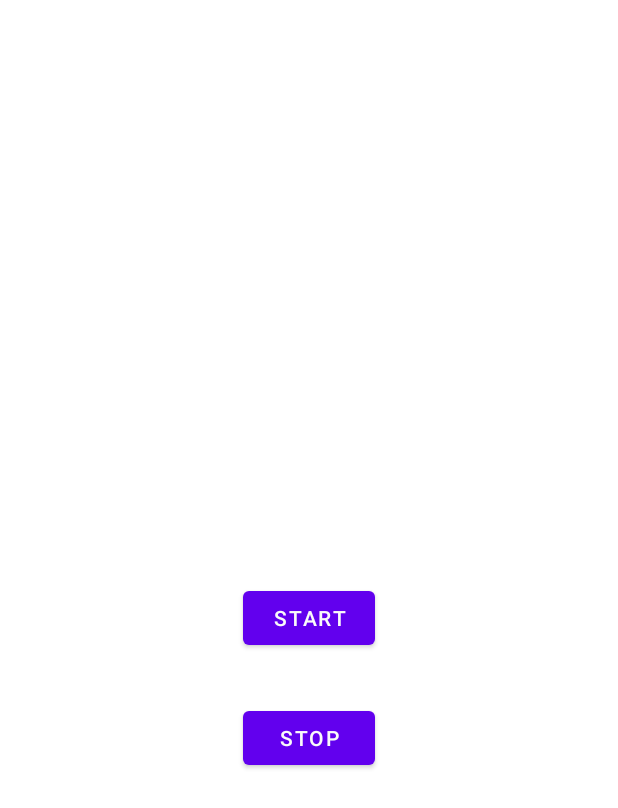
After one commit to Vaiki/TMSHW, an Android app: the fragment PlayerFragment placed in its activity, on a phone screen of 412 x 824 dp. The commit adds this screen. Shown: the top 808 px of the screen. Run offline under Robolectric (Android 15) with nearby library versions, the phone set to English and light mode, and no system bars; our stand-ins replace data binding; Roboto replaces fonts that are not available here.

Commit message:
using mediaPlayer in Service

```diff
--- a/app/src/main/AndroidManifest.xml
+++ b/app/src/main/AndroidManifest.xml
@@ -18,6 +18,7 @@
                 <category android:name="android.intent.category.LAUNCHER" />
             </intent-filter>
         </activity>
+        <service android:name=".tasks.player.MyService" />
 
         <meta-data
             android:name="preloaded_fonts"
--- a/app/src/main/java/com/example/tmshw/recyclerView/TaskRVFragment.kt
+++ b/app/src/main/java/com/example/tmshw/recyclerView/TaskRVFragment.kt
@@ -22,8 +22,8 @@ class TaskRVFragment : Fragment() {
         binding =
             DataBindingUtil.inflate(inflater, R.layout.fragment_recycler_view, container, false)
         val taskList = mutableListOf<Task>(
-            Task(1,"Arithmetic"), Task(2,"Timer"), Task(3,"Dolgunec"), Task(4,""), Task(5,""),
-            Task(6,""), Task(7,""), Task(8,"")
+            Task(1,"Arithmetic"), Task(2,"Timer"), Task(3,"Dolgunec"), Task(4,"Flags"), Task(5,"ViewModel"),
+            Task(6,"Player"), Task(7,""), Task(8,"")
         )
 
         val adapter = MyRecyclerViewAdapter(taskList)
--- /dev/null
+++ b/app/src/main/java/com/example/tmshw/tasks/player/PlayerFragment.kt
@@ -0,0 +1,45 @@
+package com.example.tmshw.tasks.player
+
+import android.content.Intent
+import android.os.Bundle
+import androidx.fragment.app.Fragment
+import android.view.LayoutInflater
+import android.view.View
+import android.view.ViewGroup
+import androidx.appcompat.app.AppCompatActivity
+import androidx.databinding.DataBindingUtil
+import com.example.tmshw.R
+import com.example.tmshw.databinding.FragmentPlayerBinding
+
+
+class PlayerFragment : Fragment() {
+
+    lateinit var binding: FragmentPlayerBinding
+    override fun onCreateView(
+        inflater: LayoutInflater, container: ViewGroup?,
+        savedInstanceState: Bundle?,
+    ): View? {
+        binding = DataBindingUtil.inflate(inflater, R.layout.fragment_player, container, false)
+
+        binding.btnStart.setOnClickListener {
+            Intent(it.context as AppCompatActivity, MyService::class.java).also { it ->
+                (context as AppCompatActivity).startService(it)
+                binding.tvPlayer.text = getString(R.string.play)
+                binding.btnStart.isEnabled = false
+            }
+        }
+        binding.btnStop.setOnClickListener {
+            Intent(it.context as AppCompatActivity, MyService::class.java).also { it ->
+                (context as AppCompatActivity).stopService(it)
+                binding.tvPlayer.text = getString(R.string.stop)
+                binding.btnStart.isEnabled = true
+            }
+        }
+
+
+        // Inflate the layout for this fragment
+        return binding.root
+    }
+
+
+}
--- /dev/null
+++ b/app/src/main/res/layout/fragment_player.xml
@@ -0,0 +1,41 @@
+<?xml version="1.0" encoding="utf-8"?>
+<layout xmlns:android="http://schemas.android.com/apk/res/android"
+    xmlns:app="http://schemas.android.com/apk/res-auto"
+    xmlns:tools="http://schemas.android.com/tools">
+
+    <androidx.constraintlayout.widget.ConstraintLayout
+        android:layout_width="match_parent"
+        android:layout_height="match_parent"
+        tools:context=".tasks.player.PlayerFragment">
+
+        <Button
+            android:id="@+id/btnStart"
+            android:layout_width="wrap_content"
+            android:layout_height="wrap_content"
+            android:text="START"
+            app:layout_constraintBottom_toBottomOf="parent"
+            app:layout_constraintEnd_toEndOf="parent"
+            app:layout_constraintStart_toStartOf="parent"
+            app:layout_constraintTop_toTopOf="parent" />
+
+        <Button
+            android:id="@+id/btnStop"
+            android:layout_width="wrap_content"
+            android:layout_height="wrap_content"
+            android:layout_marginTop="32dp"
+            android:text="STOP"
+            app:layout_constraintEnd_toEndOf="parent"
+            app:layout_constraintStart_toStartOf="parent"
+            app:layout_constraintTop_toBottomOf="@+id/btnStart" />
+
+        <TextView
+            android:id="@+id/tv_player"
+            android:layout_width="wrap_content"
+            android:layout_height="wrap_content"
+            android:layout_marginBottom="32dp"
+            app:layout_constraintBottom_toTopOf="@+id/btnStart"
+            app:layout_constraintEnd_toEndOf="parent"
+            app:layout_constraintStart_toStartOf="parent" />
+
+    </androidx.constraintlayout.widget.ConstraintLayout>
+</layout>
--- a/app/src/main/res/values/colors.xml
+++ b/app/src/main/res/values/colors.xml
@@ -6,11 +6,21 @@
     <color name="teal_200">#FF03DAC5</color>
     <color name="teal_700">#FF018786</color>
     <color name="black">#FF000000</color>
-    <color name="white">#FFFFFFFF</color>
+
     <color name="background_for_recycler">#073042</color>
     <color name="primary">#1E1B1C</color>
     <color name="secondary">#C42556</color>
     <color name="textTask">#3DDC84</color>
     <color name="textNum">#4285F4</color>
 
+    <color name="black_semi_transparent">#B2000000</color>
+    <color name="background">#e5e5e5</color>
+    <color name="half_black">#808080</color>
+    <color name="white">#fafafa</color>
+    <color name="white_pressed">#f1f1f1</color>
+    <color name="pink">#e91e63</color>
+    <color name="pink_pressed">#ec407a</color>
+    <color name="blue_semi_transparent">#805677fc</color>
+    <color name="blue_semi_transparent_pressed">#80738ffe</color>
+
 </resources>
--- a/app/src/main/res/values/strings.xml
+++ b/app/src/main/res/values/strings.xml
@@ -24,7 +24,15 @@
     <string name="task6">6.</string>
     <string name="task62">in Bin:</string>
     <string name="main_text">MainTest</string>
+    <string name="play">Playing…</string>
+    <string name="stop">Stop play.</string>
+
     <string name="farmer1">Farmer 1</string>
     <string name="farmer2">Farmer 2</string>
     <string name="farmer3">Farmer 3</string>
+    <string name="add_person">Add</string>
+    <string name="search">Search</string>
+    <string name="home">Home</string>
+    <string name="store">Store</string>
+    <string name="history">History</string>
 </resources>
--- a/app/src/main/res/values/themes.xml
+++ b/app/src/main/res/values/themes.xml
@@ -13,4 +13,11 @@
         <item name="android:statusBarColor" tools:targetApi="l">?attr/colorPrimaryVariant</item>
         <!-- Customize your theme here. -->
     </style>
+    <style name="Theme" parent="@android:style/Theme.Holo.Light.DarkActionBar">
+        <item name="android:textViewStyle">@style/theme_textview_style</item>
+    </style>
+
+    <style name="theme_textview_style" parent="@android:style/Widget.Holo.Light.TextView">
+        <item name="android:textColor">@color/pink</item>
+    </style>
 </resources>
```
Also changed, not shown: app/build.gradle (+20 -0 lines), app/src/main/java/com/example/tmshw/recyclerView/TaskRVAdapter.kt (+20 -1 lines), app/src/main/java/com/example/tmshw/tasks/player/MyService.kt (added, +41 -0 lines), app/src/main/res/values/style.xml (added, +7 -0 lines), 1 other file.
